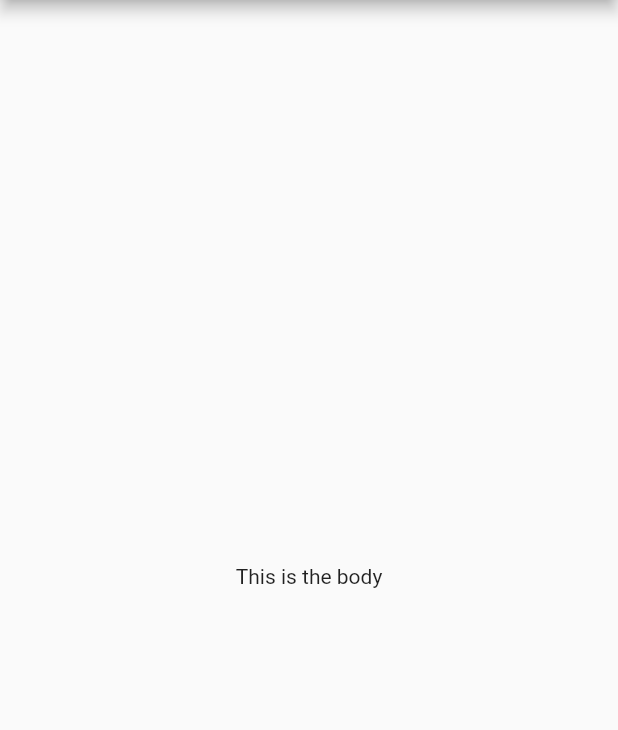
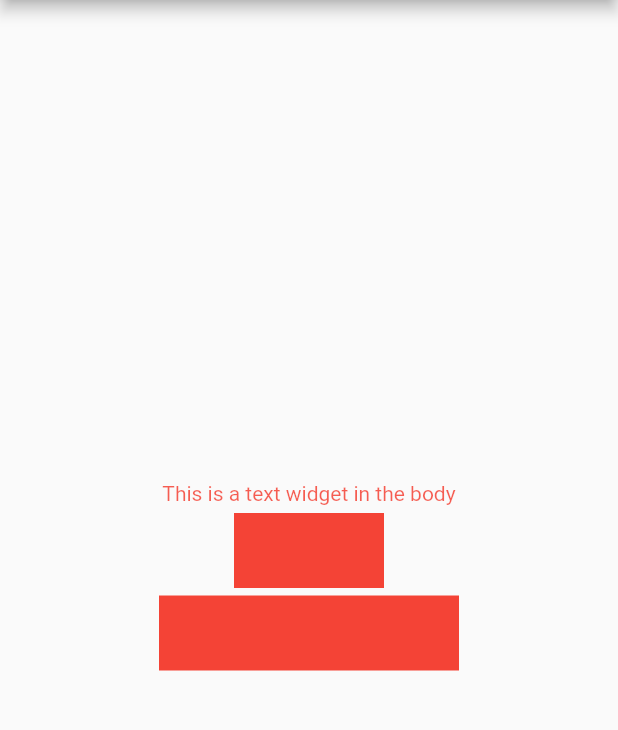
Before and after one commit to santiagosantucho/shimmer-test-app, a Flutter app: the screen it shows after launch, on a phone screen of 412 x 824 dp, the part 84-814 px from its top. Run offline on Flutter 3.47's test engine with Material 2 defaults, Android fonts, the phone set to English and light mode, and no system bars; drawn by our look-alikes of shimmer.

Commit message:
Added shimmer dependency.

```diff
--- a/lib/main.dart
+++ b/lib/main.dart
@@ -1,4 +1,5 @@
 import 'package:flutter/material.dart';
+import 'package:shimmer/shimmer.dart';
 
 void main() {
   runApp(MyApp());
@@ -14,8 +15,29 @@ class MyApp extends StatelessWidget {
           appBar: AppBar(
             title: Text('Shimmer Test App'),
           ),
-        body: Center(
-          child: Text('This is the body'),
+          body: Shimmer.fromColors(
+            baseColor: Colors.red,
+            highlightColor: Colors.blue,
+            child: Center(
+              child: Column(
+                mainAxisAlignment: MainAxisAlignment.center,
+                children: [
+                  Text('This is a text widget in the body'),
+                  SizedBox(height: 5),
+                  Container(
+                    width: 100,
+                    height: 50,
+                    color: Colors.red,
+                  ),
+                  SizedBox(height: 5),
+                  Container(
+                    width: 200,
+                    height: 50,
+                    color: Colors.blue,
+                  )
+                ],
+              ),
+            ),
           ),
         ),
     );
--- a/pubspec.yaml
+++ b/pubspec.yaml
@@ -28,6 +28,7 @@ dependencies:
   # The following adds the Cupertino Icons font to your application.
   # Use with the CupertinoIcons class for iOS style icons.
   cupertino_icons: ^0.1.3
+  shimmer: ^1.1.1
 
 dev_dependencies:
   flutter_test:
```
Lines whose indentation alone changed are shown as unchanged.
